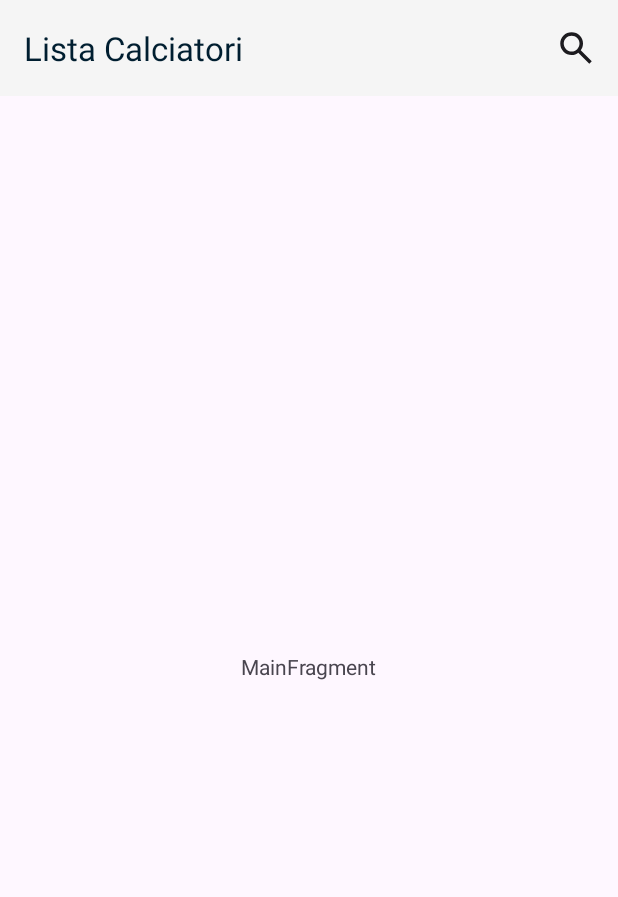
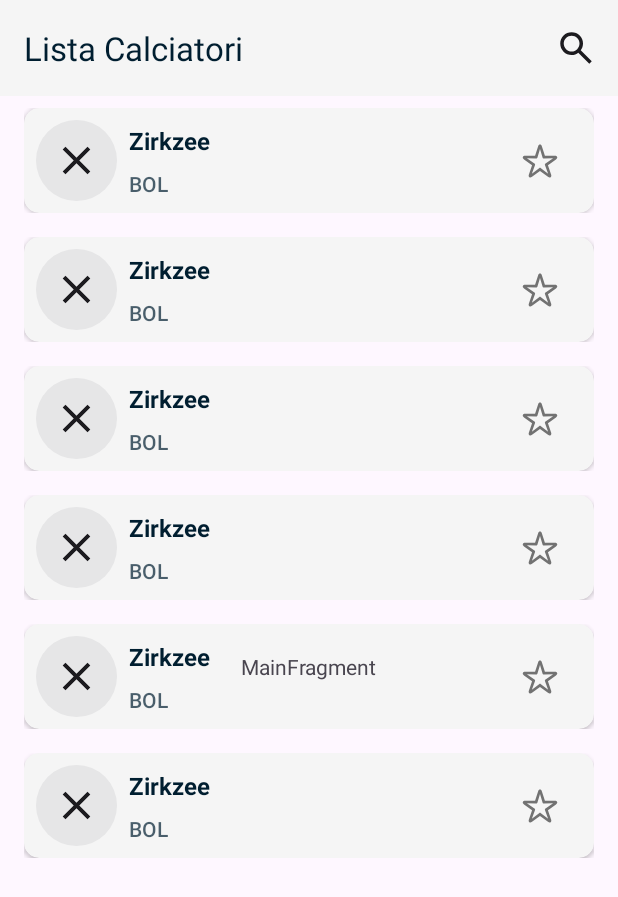
Before and after one commit to GLiccardo/FantacalcioSample, an Android app: the layout fragment_players_list.xml on its own in the app's theme, with its tools: preview values and no code run, on a phone screen of 412 x 824 dp. Shown: the top 897 px of the screen. Run offline under Robolectric (Android 15) with nearby library versions, the phone set to English and light mode, and no system bars.

Commit message:
[FEAT_LISt] Create player item

```diff
--- /dev/null
+++ b/app/src/main/res/drawable/bg_player_list.xml
@@ -0,0 +1,9 @@
+<vector xmlns:android="http://schemas.android.com/apk/res/android"
+    android:width="54dp"
+    android:height="54dp"
+    android:viewportWidth="54"
+    android:viewportHeight="54">
+  <path
+      android:pathData="M27,27m-27,0a27,27 0,1 1,54 0a27,27 0,1 1,-54 0"
+      android:fillColor="#E6E6E7"/>
+</vector>
--- a/app/src/main/res/layout/fragment_players_list.xml
+++ b/app/src/main/res/layout/fragment_players_list.xml
@@ -23,8 +23,9 @@
                 android:layout_marginHorizontal="16dp"
                 android:background="@null"
                 android:hint="@string/toolbar_search_text_hint"
+                android:inputType="text|textNoSuggestions"
+                android:textColor="@color/text_black"
                 android:textColorHint="@color/text_black"
-                android:textColor="@color/text_black"
                 android:textSize="@dimen/search_text_size"
                 app:layout_constraintBottom_toBottomOf="parent"
                 app:layout_constraintEnd_toStartOf="@id/iv_players_list_toolbar_search_icon"
@@ -47,12 +48,13 @@
             android:id="@+id/rv_players_list"
             android:layout_width="match_parent"
             android:layout_height="0dp"
+            android:layout_marginHorizontal="16dp"
             app:layout_constraintBottom_toBottomOf="parent"
             app:layout_constraintTop_toBottomOf="@+id/cl_players_list_toolbar"
             tools:itemCount="10"
             tools:listitem="@layout/item_players_list" />
 
-        <TextView
+        <androidx.appcompat.widget.AppCompatTextView
             android:id="@+id/tv_player_list_empty_text"
             android:layout_width="wrap_content"
             android:layout_height="wrap_content"
--- a/app/src/main/res/layout/item_players_list.xml
+++ b/app/src/main/res/layout/item_players_list.xml
@@ -5,7 +5,83 @@
 
     <androidx.constraintlayout.widget.ConstraintLayout
         android:layout_width="match_parent"
-        android:layout_height="match_parent">
+        android:layout_height="wrap_content"
+        android:paddingVertical="8dp">
+
+        <androidx.cardview.widget.CardView
+            android:layout_width="match_parent"
+            android:layout_height="@dimen/item_player_height"
+            android:elevation="@dimen/item_player_elevation"
+            app:cardBackgroundColor="@color/grey"
+            app:cardCornerRadius="@dimen/item_player_corner_radius"
+            app:layout_constraintBottom_toBottomOf="parent"
+            app:layout_constraintTop_toTopOf="parent">
+
+            <androidx.constraintlayout.widget.ConstraintLayout
+                android:layout_width="match_parent"
+                android:layout_height="match_parent">
+
+                <androidx.appcompat.widget.AppCompatImageView
+                    android:id="@+id/iv_player_icon"
+                    android:layout_width="wrap_content"
+                    android:layout_height="wrap_content"
+                    android:layout_marginStart="8dp"
+                    android:background="@drawable/bg_player_list"
+                    app:layout_constraintBottom_toBottomOf="parent"
+                    app:layout_constraintStart_toStartOf="parent"
+                    app:layout_constraintTop_toTopOf="parent"
+                    tools:srcCompat="@drawable/ic_close" />
+
+                <androidx.appcompat.widget.AppCompatTextView
+                    android:id="@+id/tv_player_name"
+                    android:layout_width="0dp"
+                    android:layout_height="wrap_content"
+                    android:layout_marginHorizontal="8dp"
+                    android:layout_marginBottom="4dp"
+                    android:ellipsize="end"
+                    android:textStyle="bold"
+                    android:textSize="@dimen/item_player_name_text_size"
+                    android:maxLines="1"
+                    android:textColor="@color/text_black"
+                    app:layout_constraintBottom_toTopOf="@id/tv_player_team"
+                    app:layout_constraintEnd_toStartOf="@id/iv_player_preferred"
+                    app:layout_constraintStart_toEndOf="@id/iv_player_icon"
+                    app:layout_constraintTop_toTopOf="parent"
+                    app:layout_constraintVertical_chainStyle="packed"
+                    tools:text="Zirkzee" />
+
+                <androidx.appcompat.widget.AppCompatTextView
+                    android:id="@+id/tv_player_team"
+                    android:layout_width="0dp"
+                    android:layout_height="wrap_content"
+                    android:layout_marginHorizontal="8dp"
+                    android:layout_marginTop="4dp"
+                    android:textAllCaps="true"
+                    android:fontFamily="sans-serif-light"
+                    android:textStyle="bold"
+                    android:ellipsize="end"
+                    android:textSize="@dimen/item_player_team_text_size"
+                    android:textColor="@color/text_grey"
+                    android:maxLines="1"
+                    app:layout_constraintBottom_toBottomOf="parent"
+                    app:layout_constraintEnd_toStartOf="@id/iv_player_preferred"
+                    app:layout_constraintStart_toEndOf="@id/iv_player_icon"
+                    app:layout_constraintTop_toBottomOf="@id/tv_player_name"
+                    tools:text="BOL" />
+
+                <androidx.appcompat.widget.AppCompatImageView
+                    android:id="@+id/iv_player_preferred"
+                    android:layout_width="wrap_content"
+                    android:layout_height="wrap_content"
+                    android:layout_marginEnd="16dp"
+                    app:layout_constraintBottom_toBottomOf="parent"
+                    app:layout_constraintEnd_toEndOf="parent"
+                    app:layout_constraintTop_toTopOf="parent"
+                    tools:srcCompat="@drawable/ic_star_unselected" />
+
+            </androidx.constraintlayout.widget.ConstraintLayout>
+
+        </androidx.cardview.widget.CardView>
 
     </androidx.constraintlayout.widget.ConstraintLayout>
 
--- a/app/src/main/res/values/colors.xml
+++ b/app/src/main/res/values/colors.xml
@@ -4,8 +4,8 @@
     <color name="black">#FF000000</color>
     <color name="white">#FFFFFFFF</color>
     <color name="grey">#FFF5F5F5</color>
-    <color name="text_black">#001E30</color>
-
+    <color name="text_black">#FF001E30</color>
+    <color name="text_grey">#B3001E30</color>
 
     <!-- Bottom bar -->
     <color name="bottom_bar_selected_color">#2E6BE6</color>
--- a/app/src/main/res/values/dimens.xml
+++ b/app/src/main/res/values/dimens.xml
@@ -10,4 +10,11 @@
     <dimen name="bottom_bar_height">80dp</dimen>
     <dimen name="bottom_bar_icon_size">24dp</dimen>
 
+    <!-- Player item -->
+    <dimen name="item_player_height">70dp</dimen>
+    <dimen name="item_player_corner_radius">10dp</dimen>
+    <dimen name="item_player_elevation">6dp</dimen>
+    <dimen name="item_player_name_text_size">16sp</dimen>
+    <dimen name="item_player_team_text_size">14sp</dimen>
+
 </resources>
```
